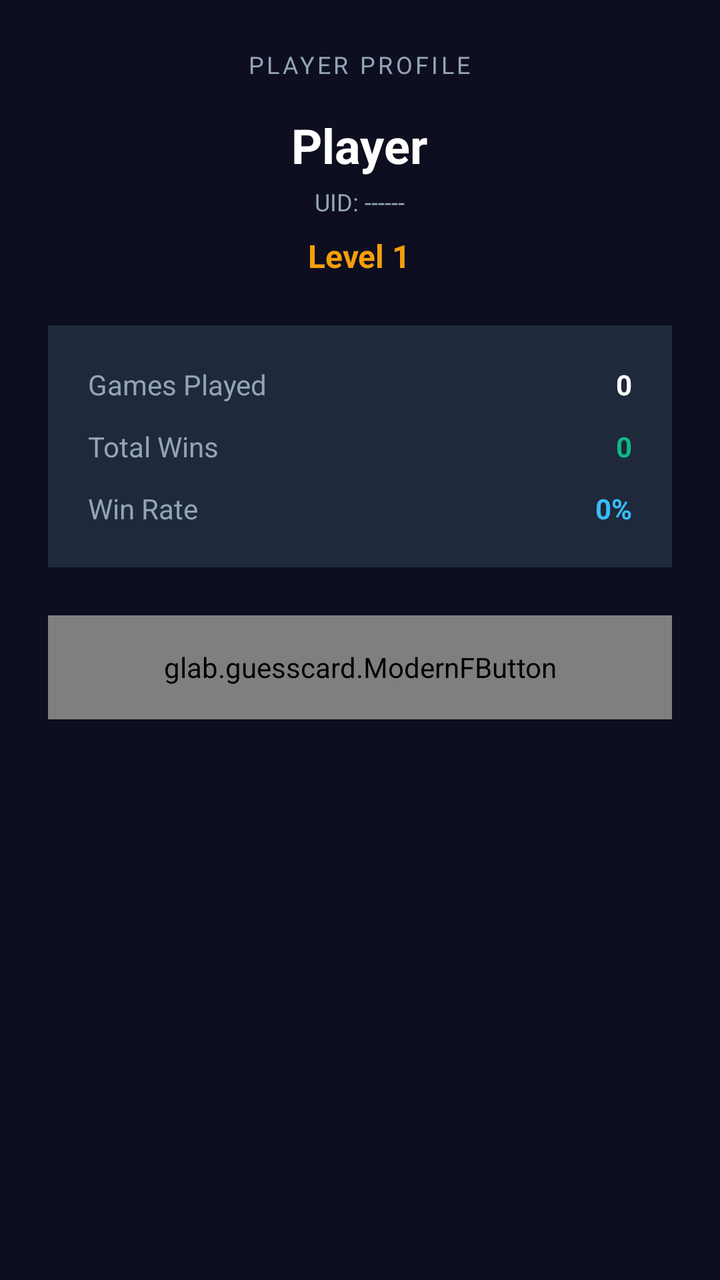
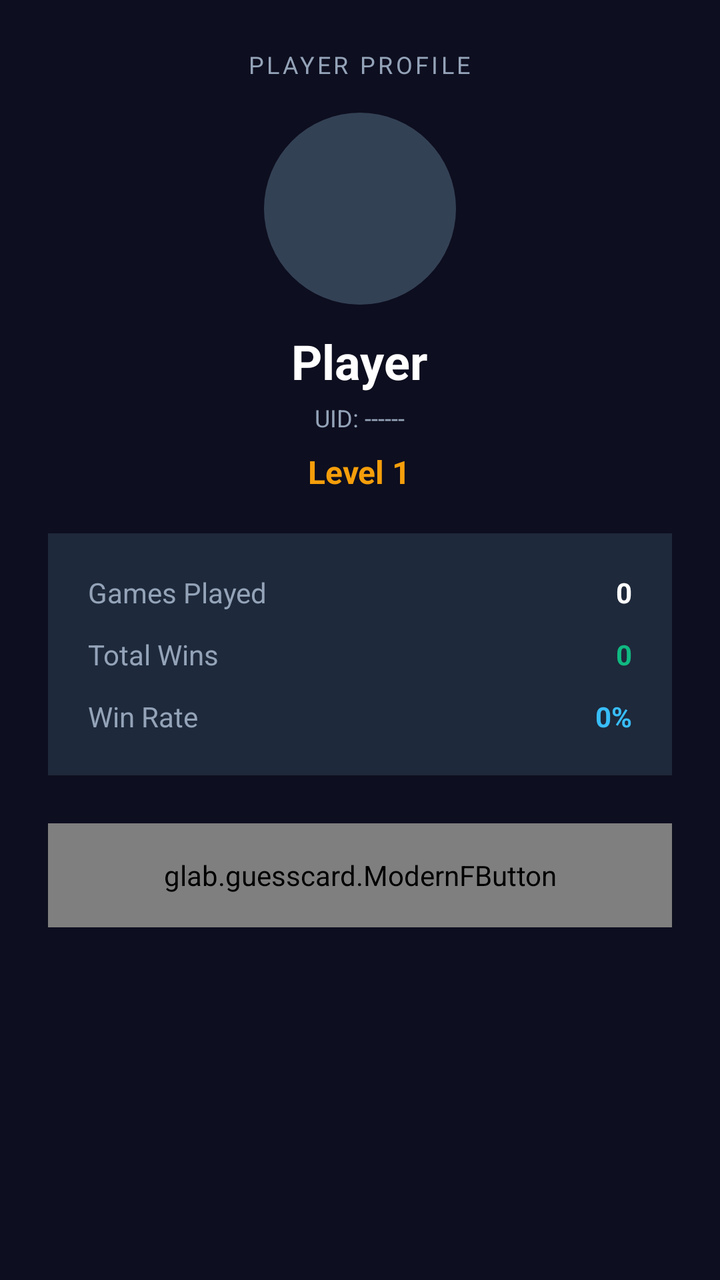

Compare the two renders of this Android layout. The source of the first and the diff that turns it into the second are given below.
<!-- AndroidManifest.xml: application theme Theme.TerritoryWars -->
<!-- res/layout/activity_public_profile.xml -->
<?xml version="1.0" encoding="utf-8"?>
<LinearLayout xmlns:android="http://schemas.android.com/apk/res/android"
    android:layout_width="match_parent"
    android:layout_height="match_parent"
    android:background="@color/bg_dark"
    android:orientation="vertical"
    android:padding="24dp"
    android:gravity="center_horizontal">

    <TextView
        android:layout_width="wrap_content"
        android:layout_height="wrap_content"
        android:text="PLAYER PROFILE"
        android:textColor="#94A3B8"
        android:textSize="12sp"
        android:letterSpacing="0.12"
        android:textAllCaps="true" />

    <TextView
        android:id="@+id/tvPublicUsername"
        android:layout_width="wrap_content"
        android:layout_height="wrap_content"
        android:layout_marginTop="16dp"
        android:text="Player"
        android:textColor="#FFFFFF"
        android:textSize="24sp"
        android:textStyle="bold" />

    <TextView
        android:id="@+id/tvPublicUid"
        android:layout_width="wrap_content"
        android:layout_height="wrap_content"
        android:layout_marginTop="4dp"
        android:text="UID: ------"
        android:textColor="#94A3B8"
        android:textSize="12sp" />

    <TextView
        android:id="@+id/tvPublicLevel"
        android:layout_width="wrap_content"
        android:layout_height="wrap_content"
        android:layout_marginTop="8dp"
        android:text="Level 1"
        android:textColor="#F59E0B"
        android:textSize="16sp"
        android:textStyle="bold" />

    
    <LinearLayout
        android:layout_width="match_parent"
        android:layout_height="wrap_content"
        android:layout_marginTop="24dp"
        android:background="#1E293B"
        android:orientation="vertical"
        android:padding="20dp">

        <LinearLayout
            android:layout_width="match_parent"
            android:layout_height="wrap_content"
            android:orientation="horizontal"
            android:layout_marginBottom="12dp">

            <TextView
                android:layout_width="0dp"
                android:layout_height="wrap_content"
                android:layout_weight="1"
                android:text="Games Played"
                android:textColor="#94A3B8"
                android:textSize="14sp" />

            <TextView
                android:id="@+id/tvPublicGamesPlayed"
                android:layout_width="wrap_content"
                android:layout_height="wrap_content"
                android:text="0"
                android:textColor="#FFFFFF"
                android:textSize="14sp"
                android:textStyle="bold" />
        </LinearLayout>

        <LinearLayout
            android:layout_width="match_parent"
            android:layout_height="wrap_content"
            android:orientation="horizontal"
            android:layout_marginBottom="12dp">

            <TextView
                android:layout_width="0dp"
                android:layout_height="wrap_content"
                android:layout_weight="1"
                android:text="Total Wins"
                android:textColor="#94A3B8"
                android:textSize="14sp" />

            <TextView
                android:id="@+id/tvPublicWins"
                android:layout_width="wrap_content"
                android:layout_height="wrap_content"
                android:text="0"
                android:textColor="#10B981"
                android:textSize="14sp"
                android:textStyle="bold" />
        </LinearLayout>

        <LinearLayout
            android:layout_width="match_parent"
            android:layout_height="wrap_content"
            android:orientation="horizontal">

            <TextView
                android:layout_width="0dp"
                android:layout_height="wrap_content"
                android:layout_weight="1"
                android:text="Win Rate"
                android:textColor="#94A3B8"
                android:textSize="14sp" />

            <TextView
                android:id="@+id/tvPublicWinRate"
                android:layout_width="wrap_content"
                android:layout_height="wrap_content"
                android:text="0%"
                android:textColor="#38BDF8"
                android:textSize="14sp"
                android:textStyle="bold" />
        </LinearLayout>
    </LinearLayout>

    <glab.guesscard.ModernFButton
        android:id="@+id/btnClosePublicProfile"
        android:layout_width="match_parent"
        android:layout_height="52dp"
        android:layout_marginTop="24dp"
        android:text="Close" />

</LinearLayout>
<!-- resources referenced by this layout -->
<resources>
  <color name="bg_dark">#0D0E1F</color>
  <style name="Theme.TerritoryWars" parent="Theme.Material3.DayNight.NoActionBar">
          
          <item name="colorPrimary">@color/purple_500</item>
          <item name="colorPrimaryVariant">@color/purple_700</item>
          <item name="colorOnPrimary">@color/white</item>
          
          <item name="colorSecondary">@color/teal_200</item>
          <item name="colorSecondaryVariant">@color/teal_700</item>
          <item name="colorOnSecondary">@color/black</item>
          
          <item name="android:statusBarColor">@android:color/transparent</item>
          <item name="android:navigationBarColor">@android:color/transparent</item>
          <item name="android:windowDrawsSystemBarBackgrounds">true</item>
      </style>
  <color name="purple_500">#FF6200EE</color>
  <color name="purple_700">#FF3700B3</color>
  <color name="white">#FFFFFFFF</color>
  <color name="teal_200">#FF03DAC5</color>
  <color name="teal_700">#FF018786</color>
  <color name="black">#FF000000</color>
</resources>

<!-- the commit's change to res/layout/activity_public_profile.xml (unified diff, before → after) -->
@@ -1,5 +1,6 @@
 <?xml version="1.0" encoding="utf-8"?>
 <LinearLayout xmlns:android="http://schemas.android.com/apk/res/android"
+    xmlns:app="http://schemas.android.com/apk/res-auto"
     android:layout_width="match_parent"
     android:layout_height="match_parent"
     android:background="@color/bg_dark"
@@ -16,11 +17,20 @@
         android:letterSpacing="0.12"
         android:textAllCaps="true" />
 
+    <com.google.android.material.imageview.ShapeableImageView
+        android:id="@+id/imgPublicAvatar"
+        android:layout_width="96dp"
+        android:layout_height="96dp"
+        android:layout_marginTop="16dp"
+        android:scaleType="centerCrop"
+        app:shapeAppearanceOverlay="@style/ShapeAppearance.TerritoryWars.Avatar"
+        android:background="#334155" />
+
     <TextView
         android:id="@+id/tvPublicUsername"
         android:layout_width="wrap_content"
         android:layout_height="wrap_content"
-        android:layout_marginTop="16dp"
+        android:layout_marginTop="12dp"
         android:text="Player"
         android:textColor="#FFFFFF"
         android:textSize="24sp"
@@ -49,7 +59,7 @@
     <LinearLayout
         android:layout_width="match_parent"
         android:layout_height="wrap_content"
-        android:layout_marginTop="24dp"
+        android:layout_marginTop="20dp"
         android:background="#1E293B"
         android:orientation="vertical"
         android:padding="20dp">
<!-- resource entries referenced after the edit -->
@@ -1,6 +1,7 @@
 <!-- resources referenced by this layout -->
 <resources>
   <color name="bg_dark">#0D0E1F</color>
+  <style name="ShapeAppearance.TerritoryWars.Avatar" parent="ShapeAppearance.Material3.Corner.Full" />
   <style name="Theme.TerritoryWars" parent="Theme.Material3.DayNight.NoActionBar">
           
           <item name="colorPrimary">@color/purple_500</item>
